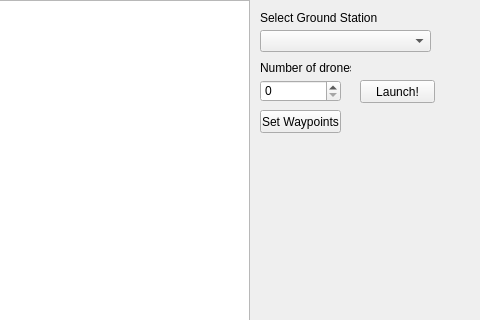
Qt form gui_pc/Qt_GUI/gui_frontend.ui (david-shmailov/Distributed_Drone_Project) before a commit; both pictures show x 460 to 940 and y 0 to 320 of the 940 by 894 pixel window.
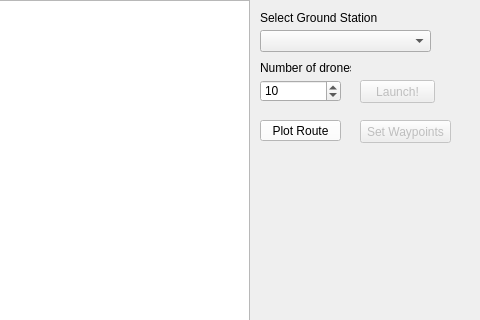
The same form after that commit. Custom widgets are drawn as their Qt base class.

Commit message: WP plotting, GS handshake with GUI

The edit to the form file:
```diff
--- a/gui_pc/Qt_GUI/gui_frontend.ui
+++ b/gui_pc/Qt_GUI/gui_frontend.ui
@@ -69,9 +69,15 @@
       <height>22</height>
      </rect>
     </property>
+    <property name="minimum">
+     <number>1</number>
+    </property>
     <property name="maximum">
      <number>1000</number>
     </property>
+    <property name="value">
+     <number>10</number>
+    </property>
    </widget>
    <widget class="QLabel" name="label_2">
     <property name="geometry">
@@ -87,6 +93,9 @@
     </property>
    </widget>
    <widget class="QPushButton" name="launch_button">
+    <property name="enabled">
+     <bool>false</bool>
+    </property>
     <property name="geometry">
      <rect>
       <x>820</x>
@@ -100,11 +109,14 @@
     </property>
    </widget>
    <widget class="QPushButton" name="set_waypoints_button">
+    <property name="enabled">
+     <bool>false</bool>
+    </property>
     <property name="geometry">
      <rect>
-      <x>720</x>
-      <y>110</y>
-      <width>81</width>
+      <x>820</x>
+      <y>120</y>
+      <width>91</width>
       <height>23</height>
      </rect>
     </property>
@@ -112,6 +124,31 @@
      <string>Set Waypoints</string>
     </property>
    </widget>
+   <widget class="QPushButton" name="plot_button">
+    <property name="geometry">
+     <rect>
+      <x>720</x>
+      <y>120</y>
+      <width>81</width>
+      <height>21</height>
+     </rect>
+    </property>
+    <property name="styleSheet">
+     <string notr="true">QPushButton {
+    background-color: white;
+}
+QPushButton:pressed {
+    background-color: green;
+}
+</string>
+    </property>
+    <property name="text">
+     <string>Plot Route</string>
+    </property>
+    <property name="checkable">
+     <bool>true</bool>
+    </property>
+   </widget>
   </widget>
   <widget class="QMenuBar" name="menubar">
    <property name="geometry">
@@ -125,6 +162,13 @@
   </widget>
   <widget class="QStatusBar" name="statusbar"/>
  </widget>
+ <customwidgets>
+  <customwidget>
+   <class>CustomGraphicsView</class>
+   <extends>QGraphicsView</extends>
+   <header>gui</header>
+  </customwidget>
+ </customwidgets>
  <resources/>
  <connections/>
 </ui>
```
Left out of the diff: 4 changed lines with no effect on the pictures. The commit also changes 3 other files.
